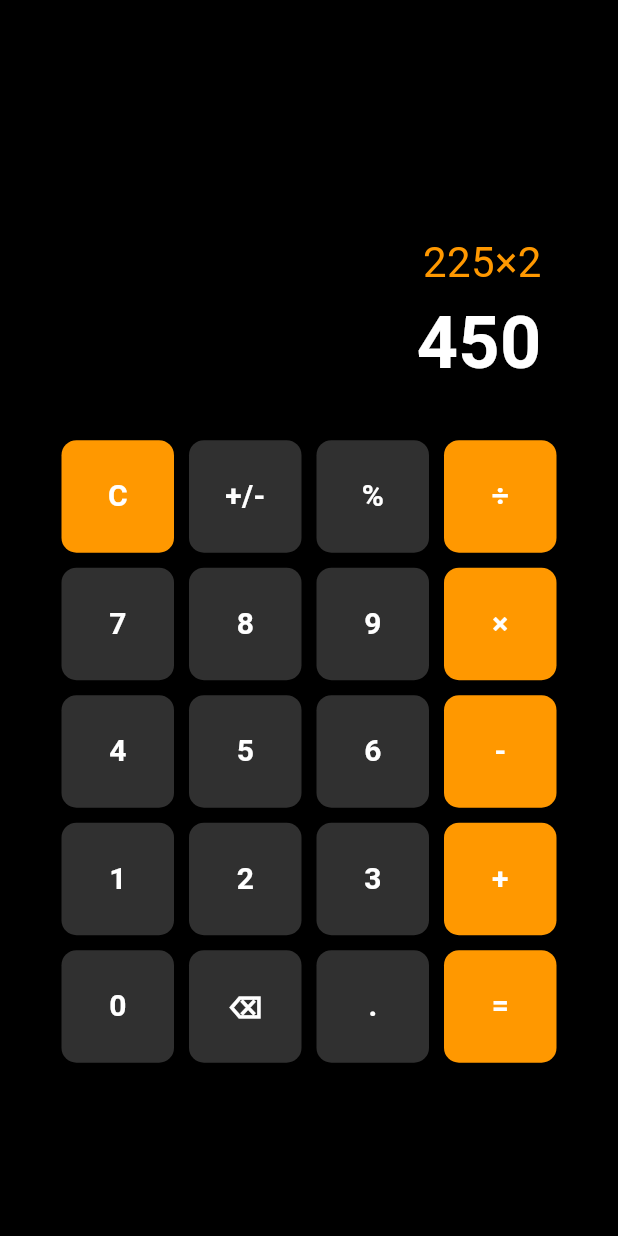
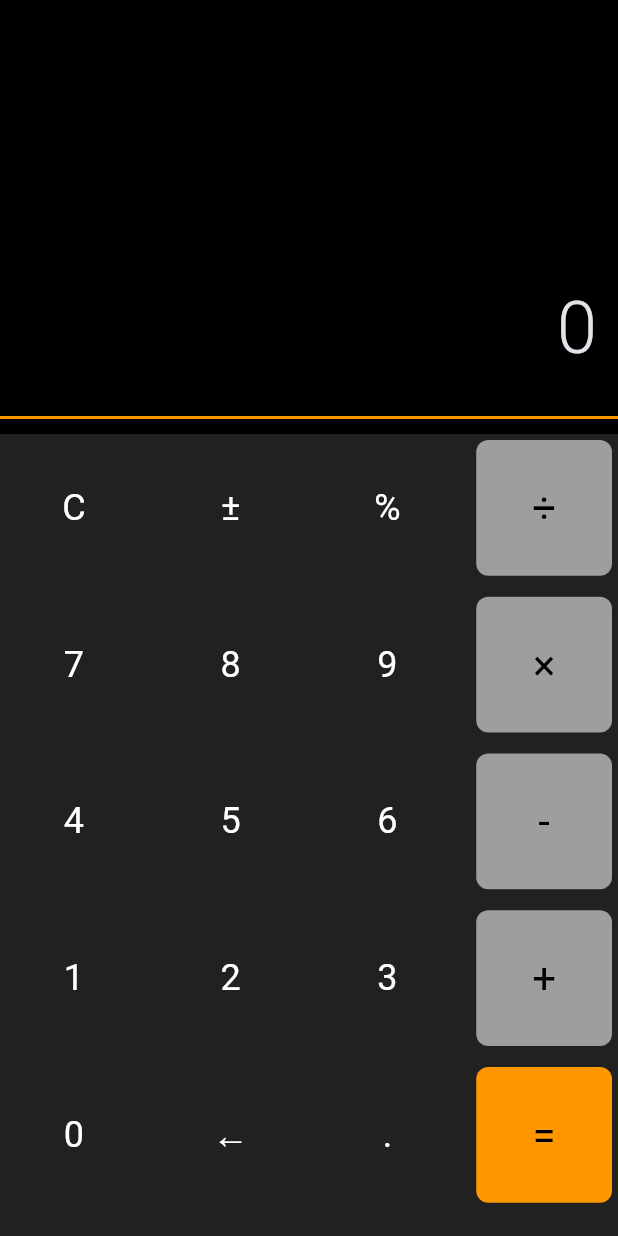
Before and after one commit to Elyor-03/calculator, a Flutter app: the screen it shows after launch, on a phone screen of 412 x 824 dp. Run offline on Flutter 3.47's test engine with Material 3 defaults, Android fonts, the phone set to English and light mode, and no system bars.

Commit message:
practic3

```diff
--- a/lib/main.dart
+++ b/lib/main.dart
@@ -10,114 +10,170 @@ class CalculatorApp extends StatelessWidget {
     return MaterialApp(
       debugShowCheckedModeBanner: false,
       theme: ThemeData.dark(),
-      home: CalculatorUI(),
+      home: CalculatorScreen(),
     );
   }
 }
 
-class CalculatorUI extends StatelessWidget {
+class CalculatorScreen extends StatefulWidget {
   @override
-  Widget build(BuildContext context) {
-    return Scaffold(
-      backgroundColor: Colors.black,
-      body: Center(
-        child: SizedBox(
-          width: 350, // Fixed width for the calculator
-          height: 600, // Fixed height for the calculator
-          child: Column(
-            children: [
-              // Display section
-              Expanded(
-                flex: 2,
-                child: Container(
-                  alignment: Alignment.bottomRight,
-                  padding: EdgeInsets.all(20),
-                  child: Column(
-                    mainAxisAlignment: MainAxisAlignment.end,
-                    crossAxisAlignment: CrossAxisAlignment.end,
-                    children: [
-                      Text("225×2",
-                          style: TextStyle(color: Colors.orange, fontSize: 28)),
-                      Text("450",
-                          style: TextStyle(
-                              color: Colors.white,
-                              fontSize: 48,
-                              fontWeight: FontWeight.bold)),
-                    ],
-                  ),
-                ),
-              ),
-              // Buttons section
-              Expanded(
-                flex: 5,
-                child: GridView.count(
-                  crossAxisCount: 4,
-                  padding: EdgeInsets.all(10),
-                  mainAxisSpacing: 10,
-                  crossAxisSpacing: 10,
-                  children:
-                      buttons.map((label) => CalculatorButton(label)).toList(),
-                ),
-              ),
-            ],
-          ),
-        ),
-      ),
-    );
-  }
+  _CalculatorScreenState createState() => _CalculatorScreenState();
 }
 
-class CalculatorButton extends StatelessWidget {
-  final String label;
+class _CalculatorScreenState extends State<CalculatorScreen> {
+  String _output = "0";
+  String _expression = "";
 
-  CalculatorButton(this.label);
+  void _buttonPressed(String value) {
+    setState(() {
+      if (value == "=") {
+        try {
+          _output = _evaluateExpression(_expression);
+          _expression = _output;
+        } catch (e) {
+          _output = "Error";
+        }
+      } else if (value == "C") {
+        _expression = "";
+        _output = "0";
+      } else if (value == "←") {
+        _expression = _expression.isNotEmpty
+            ? _expression.substring(0, _expression.length - 1)
+            : "";
+        _output = _expression.isNotEmpty ? _expression : "0";
+      } else {
+        _expression += value;
+        _output = _expression;
+      }
+    });
+  }
 
-  @override
-  Widget build(BuildContext context) {
+  String _evaluateExpression(String expression) {
+    try {
+      final result = expression.replaceAll("×", "*").replaceAll("÷", "/");
+      final double eval = double.parse(result); // Replace with a proper parser.
+      return eval.toStringAsFixed(2).replaceAll(RegExp(r'\.0+$'), '');
+    } catch (e) {
+      return "Error";
+    }
+  }
+
+  Widget _buildButton(String label,
+      {Color? backgroundColor, Color? textColor, double? fontSize}) {
     return GestureDetector(
-      onTap: () {
-        // Button click event
-      },
+      onTap: () => _buttonPressed(label),
       child: Container(
+        alignment: Alignment.center,
         decoration: BoxDecoration(
-          color: isOperator(label) ? Colors.orange : Colors.grey[850],
-          borderRadius: BorderRadius.circular(10),
+          color: backgroundColor ?? Colors.transparent,
+          borderRadius: BorderRadius.circular(8),
         ),
-        child: Center(
-          child: Text(
-            label,
-            style: TextStyle(
-                fontSize: 20, color: Colors.white, fontWeight: FontWeight.bold),
+        margin: EdgeInsets.all(4),
+        child: Text(
+          label,
+          style: TextStyle(
+            fontSize: fontSize ?? 16,
+            fontWeight: FontWeight.w400,
+            color: textColor ?? Colors.white,
           ),
         ),
       ),
     );
   }
 
-  bool isOperator(String label) {
-    return ['C', '÷', '×', '-', '+', '='].contains(label);
+  @override
+  Widget build(BuildContext context) {
+    final buttonLabels = [
+      "C",
+      "±",
+      "%",
+      "÷",
+      "7",
+      "8",
+      "9",
+      "×",
+      "4",
+      "5",
+      "6",
+      "-",
+      "1",
+      "2",
+      "3",
+      "+",
+      "0",
+      "←",
+      ".",
+      "="
+    ];
+
+    final screenWidth = MediaQuery.of(context).size.width;
+    final screenHeight = MediaQuery.of(context).size.height;
+
+    return Scaffold(
+      backgroundColor: Colors.black,
+      body: Column(
+        children: [
+          Expanded(
+            flex: 2,
+            child: Container(
+              alignment: Alignment.bottomRight,
+              padding: EdgeInsets.symmetric(horizontal: 14, vertical: 14),
+              child: Column(
+                mainAxisAlignment: MainAxisAlignment.end,
+                crossAxisAlignment: CrossAxisAlignment.end,
+                children: [
+                  Text(
+                    _expression,
+                    style: TextStyle(fontSize: 30, color: Colors.orange[300]),
+                  ),
+                  Text(
+                    _output,
+                    style: TextStyle(fontSize: 48, fontWeight: FontWeight.w300),
+                  ),
+                ],
+              ),
+            ),
+          ),
+          Container(
+            height: 2,
+            color: Colors.orange,
+            margin: const EdgeInsets.symmetric(vertical: 10),
+          ),
+          Expanded(
+            flex: 4,
+            child: Container(
+              color: Colors.grey[900],
+              child: GridView.builder(
+                padding: EdgeInsets.zero,
+                gridDelegate: SliverGridDelegateWithFixedCrossAxisCount(
+                  crossAxisCount: 4,
+                  childAspectRatio: (screenWidth / 2) / (screenHeight / 4),
+                  crossAxisSpacing: 6,
+                  mainAxisSpacing: 6,
+                ),
+                itemCount: buttonLabels.length,
+                itemBuilder: (context, index) {
+                  final label = buttonLabels[index];
+                  final isOperator = ["÷", "×", "-", "+"].contains(label);
+                  final isEqual = label == "=";
+
+                  return _buildButton(
+                    label,
+                    backgroundColor: isOperator
+                        ? Colors.grey
+                        : isEqual
+                            ? Colors.orange
+                            : Colors.transparent,
+                    textColor:
+                        isOperator || isEqual ? Colors.black : Colors.white,
+                    fontSize: isOperator || isEqual ? 28 : 24,
+                  );
+                },
+              ),
+            ),
+          ),
+        ],
+      ),
+    );
   }
 }
-
-const List<String> buttons = [
-  'C',
-  '+/-',
-  '%',
-  '÷',
-  '7',
-  '8',
-  '9',
-  '×',
-  '4',
-  '5',
-  '6',
-  '-',
-  '1',
-  '2',
-  '3',
-  '+',
-  '0',
-  '⌫',
-  '.',
-  '='
-];
```
Also changed, not shown: flutter_01.png (added), flutter_02.png (added), flutter_03.png (added).
